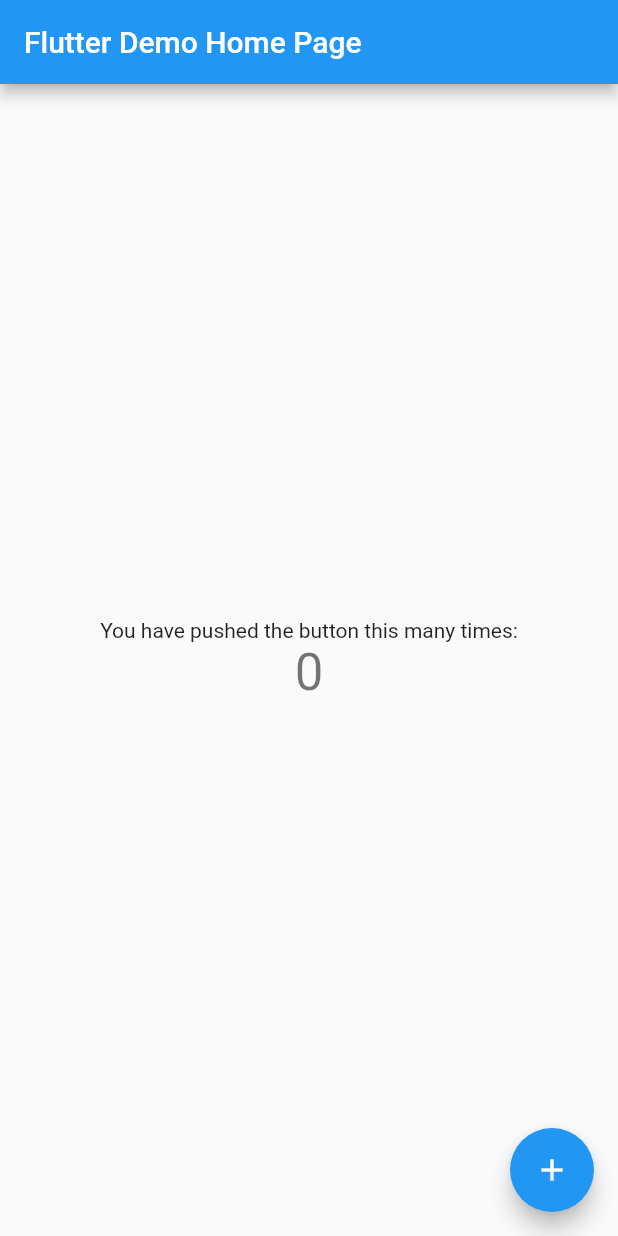
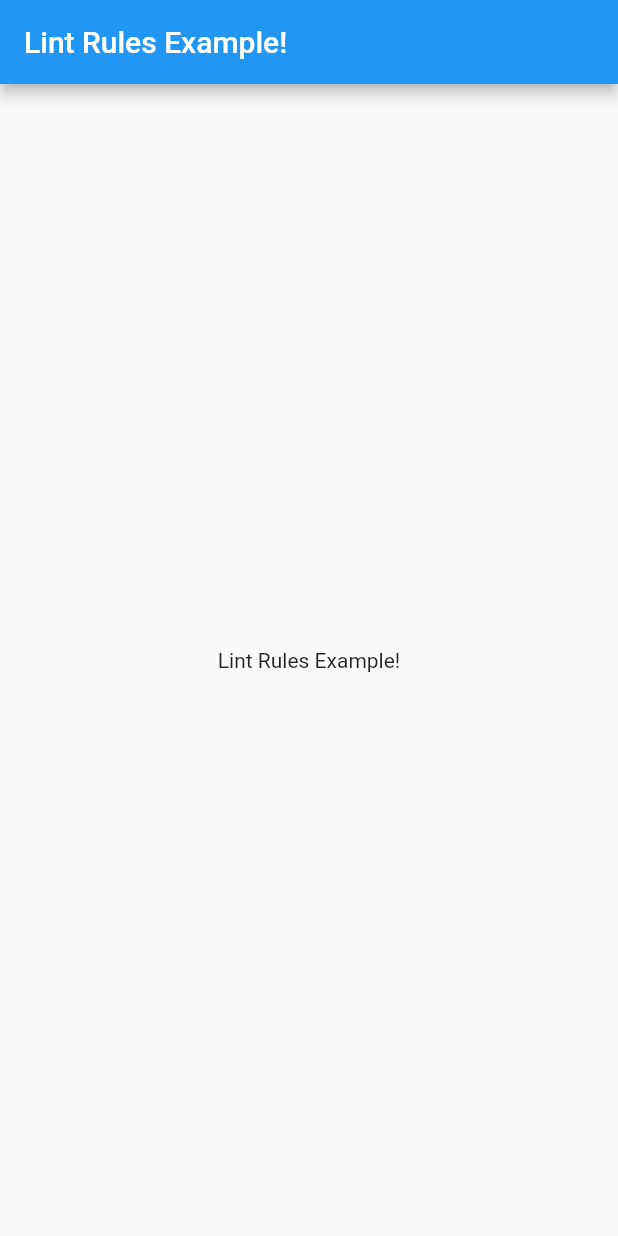
Before and after one commit to AbhishekDoshi26/lint_rules_example, a Flutter app: the screen it shows after launch, on a phone screen of 412 x 824 dp. Run offline on Flutter 3.47's test engine with Material 2 defaults, Android fonts, the phone set to English and light mode, and no system bars.

Commit message:
added lint rules and an error function for example

```diff
--- /dev/null
+++ b/lib/home.dart
@@ -0,0 +1,27 @@
+import 'package:flutter/material.dart';
+
+class Home extends StatefulWidget {
+  const Home({Key? key}) : super(key: key);
+
+  @override
+  _HomeState createState() => _HomeState();
+}
+
+void ruleCheck() {
+  while (true) print('THis is error here');
+}
+
+class _HomeState extends State<Home> {
+  int data = 0;
+  @override
+  Widget build(BuildContext context) {
+    return Scaffold(
+      appBar: AppBar(
+        title: Text('Lint Rules Example!'),
+      ),
+      body: Center(
+        child: Text('Lint Rules Example!'),
+      ),
+    );
+  }
+}
--- a/lib/main.dart
+++ b/lib/main.dart
@@ -1,113 +1,14 @@
 import 'package:flutter/material.dart';
+import 'package:lint_rules_example/home.dart';
 
-void main() {
-  runApp(MyApp());
-}
+void main() => runApp(MyApp());
 
 class MyApp extends StatelessWidget {
-  // This widget is the root of your application.
   @override
   Widget build(BuildContext context) {
     return MaterialApp(
-      title: 'Flutter Demo',
-      theme: ThemeData(
-        // This is the theme of your application.
-        //
-        // Try running your application with "flutter run". You'll see the
-        // application has a blue toolbar. Then, without quitting the app, try
-        // changing the primarySwatch below to Colors.green and then invoke
-        // "hot reload" (press "r" in the console where you ran "flutter run",
-        // or simply save your changes to "hot reload" in a Flutter IDE).
-        // Notice that the counter didn't reset back to zero; the application
-        // is not restarted.
-        primarySwatch: Colors.blue,
-      ),
-      home: MyHomePage(title: 'Flutter Demo Home Page'),
+      title: 'Lint Rules Example',
+      home: Home(),
     );
   }
 }
-
-class MyHomePage extends StatefulWidget {
-  MyHomePage({Key? key, required this.title}) : super(key: key);
-
-  // This widget is the home page of your application. It is stateful, meaning
-  // that it has a State object (defined below) that contains fields that affect
-  // how it looks.
-
-  // This class is the configuration for the state. It holds the values (in this
-  // case the title) provided by the parent (in this case the App widget) and
-  // used by the build method of the State. Fields in a Widget subclass are
-  // always marked "final".
-
-  final String title;
-
-  @override
-  _MyHomePageState createState() => _MyHomePageState();
-}
-
-class _MyHomePageState extends State<MyHomePage> {
-  int _counter = 0;
-
-  void _incrementCounter() {
-    setState(() {
-      // This call to setState tells the Flutter framework that something has
-      // changed in this State, which causes it to rerun the build method below
-      // so that the display can reflect the updated values. If we changed
-      // _counter without calling setState(), then the build method would not be
-      // called again, and so nothing would appear to happen.
-      _counter++;
-    });
-  }
-
-  @override
-  Widget build(BuildContext context) {
-    // This method is rerun every time setState is called, for instance as done
-    // by the _incrementCounter method above.
-    //
-    // The Flutter framework has been optimized to make rerunning build methods
-    // fast, so that you can just rebuild anything that needs updating rather
-    // than having to individually change instances of widgets.
-    return Scaffold(
-      appBar: AppBar(
-        // Here we take the value from the MyHomePage object that was created by
-        // the App.build method, and use it to set our appbar title.
-        title: Text(widget.title),
-      ),
-      body: Center(
-        // Center is a layout widget. It takes a single child and positions it
-        // in the middle of the parent.
-        child: Column(
-          // Column is also a layout widget. It takes a list of children and
-          // arranges them vertically. By default, it sizes itself to fit its
-          // children horizontally, and tries to be as tall as its parent.
-          //
-          // Invoke "debug painting" (press "p" in the console, choose the
-          // "Toggle Debug Paint" action from the Flutter Inspector in Android
-          // Studio, or the "Toggle Debug Paint" command in Visual Studio Code)
-          // to see the wireframe for each widget.
-          //
-          // Column has various properties to control how it sizes itself and
-          // how it positions its children. Here we use mainAxisAlignment to
-          // center the children vertically; the main axis here is the vertical
-          // axis because Columns are vertical (the cross axis would be
-          // horizontal).
-          mainAxisAlignment: MainAxisAlignment.center,
-          children: <Widget>[
-            Text(
-              'You have pushed the button this many times:',
-            ),
-            Text(
-              '$_counter',
-              style: Theme.of(context).textTheme.headline4,
-            ),
-          ],
-        ),
-      ),
-      floatingActionButton: FloatingActionButton(
-        onPressed: _incrementCounter,
-        tooltip: 'Increment',
-        child: Icon(Icons.add),
-      ), // This trailing comma makes auto-formatting nicer for build methods.
-    );
-  }
-}
```
Also changed, not shown: analysis_options.yaml (added, +44 -0 lines), pubspec.yaml (+3 -8 lines), pubspec.lock.
